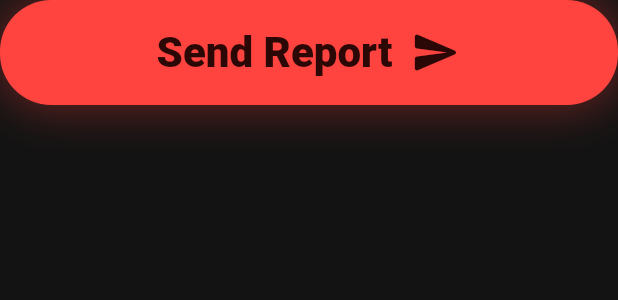
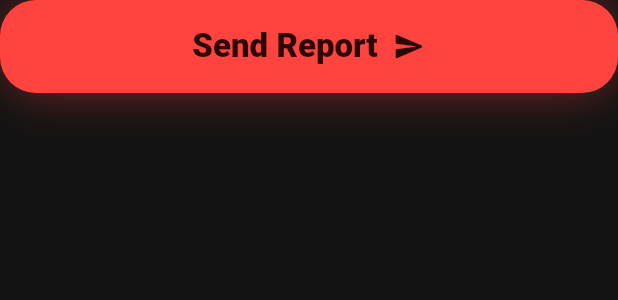
Before and after one commit to devansharora18/argos, a Flutter app: the _SendReportButton widget shown alone on an empty page, opened directly, on a phone screen of 412 x 824 dp. Shown: the top 300 px of the screen. Run offline on Flutter 3.47's test engine with Material 3 defaults, Android fonts, the phone set to English and light mode, and no system bars; our stand-ins replace flutter_riverpod.

Commit message:
style: adjust button styling for improved UI consistency

```diff
--- a/argos_app/lib/screens/text_report_page.dart
+++ b/argos_app/lib/screens/text_report_page.dart
@@ -282,10 +282,10 @@ class _SendReportButton extends StatelessWidget {
             foregroundColor: const Color(0xFF2B0705),
             padding: const EdgeInsets.symmetric(horizontal: 20, vertical: 18),
             shape: RoundedRectangleBorder(
-              borderRadius: BorderRadius.circular(34),
+              borderRadius: BorderRadius.circular(24),
             ),
             textStyle: const TextStyle(
-              fontSize: 28,
+              fontSize: 22,
               fontWeight: FontWeight.w800,
             ),
           ),
@@ -293,8 +293,8 @@ class _SendReportButton extends StatelessWidget {
             mainAxisAlignment: MainAxisAlignment.center,
             children: [
               Text('Send Report'),
-              SizedBox(width: 12),
-              Icon(Icons.send_rounded, size: 34),
+              SizedBox(width: 10),
+              Icon(Icons.send_rounded, size: 22),
             ],
           ),
         ),
```
